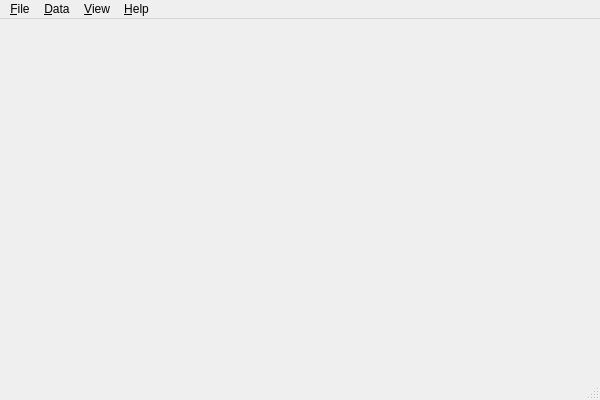
The window that ui/mainwindow.ui (SchrodingersGat/lumberjack) describes before a commit, drawn with Qt 5.
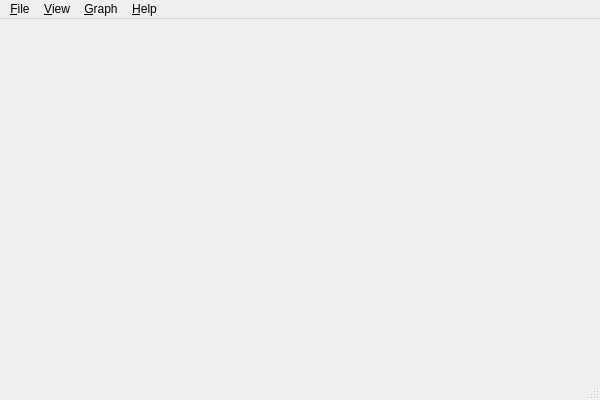
The same window after the commit.

Commit message: Add facility for multiple plots

Diff of the .ui file:
```diff
--- a/ui/mainwindow.ui
+++ b/ui/mainwindow.ui
@@ -26,7 +26,7 @@
      <x>0</x>
      <y>0</y>
      <width>600</width>
-     <height>20</height>
+     <height>21</height>
     </rect>
    </property>
    <widget class="QMenu" name="menu_File">
@@ -52,15 +52,15 @@
     <addaction name="action_Timeline"/>
     <addaction name="action_Statistics"/>
    </widget>
-   <widget class="QMenu" name="menu_Data">
+   <widget class="QMenu" name="menu_Graph">
     <property name="title">
-     <string>&amp;Data</string>
+     <string>&amp;Graph</string>
     </property>
     <addaction name="action_Import_Data"/>
    </widget>
    <addaction name="menu_File"/>
-   <addaction name="menu_Data"/>
    <addaction name="menu_View"/>
+   <addaction name="menu_Graph"/>
    <addaction name="menu_About"/>
   </widget>
   <widget class="QStatusBar" name="statusbar"/>
```
Left out of the diff: 8 changed lines with no effect on the pictures. The commit also changes 2 other files.
